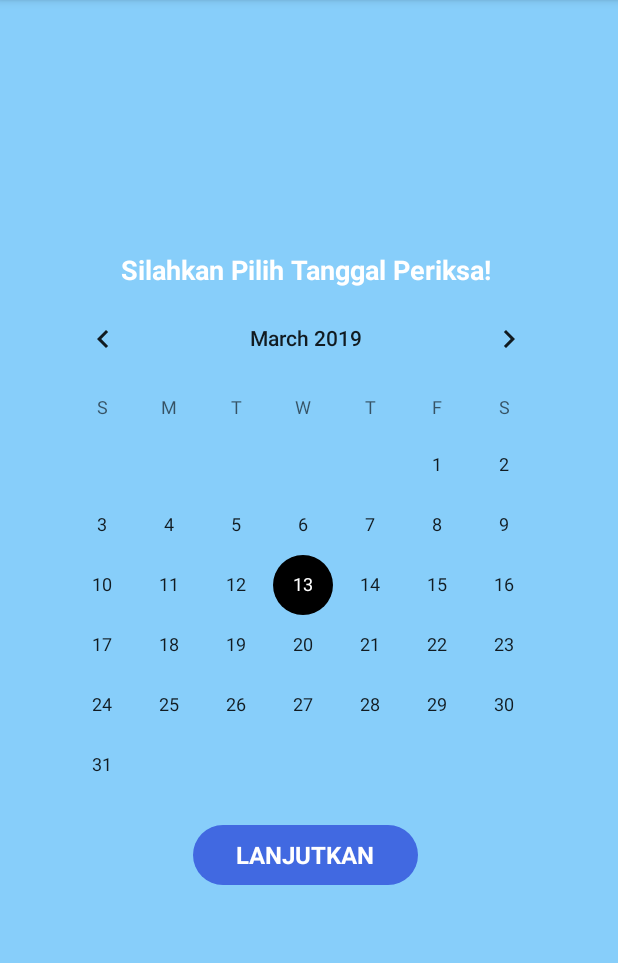
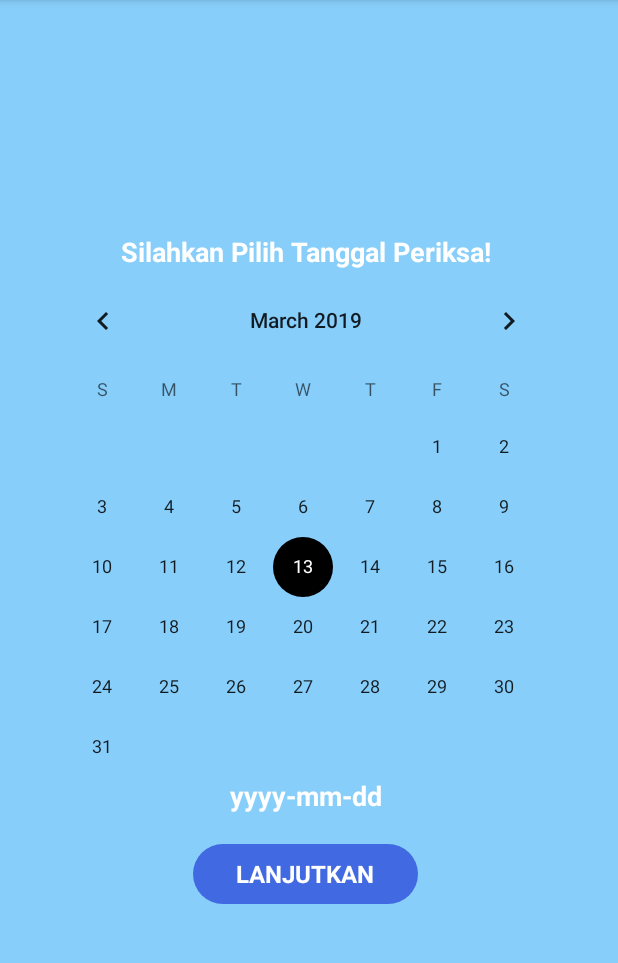
Before and after one commit to Ayude17/AntrianPasienOnline, an Android app: the PilihTanggalActivity screen opened directly, with no data from a screen before it, on a phone screen of 412 x 824 dp, the part 84-1047 px from its top. Run offline under Robolectric (Android 15) with nearby library versions, the phone set to English and light mode, and no system bars.

Commit message:
com13Mar19

```diff
--- a/app/src/main/res/layout/activity_pilih_tanggal.xml
+++ b/app/src/main/res/layout/activity_pilih_tanggal.xml
@@ -40,6 +40,16 @@
                 android:layout_height="wrap_content"
                 />
 
+            <TextView
+                android:layout_width="wrap_content"
+                android:layout_height="wrap_content"
+                android:hint="yyyy-mm-dd"
+                android:textColorHint="#fff"
+                android:textSize="18dp"
+                android:textStyle="bold"
+                android:textColor="#fff"
+                tools:ignore="SpUsage" />
+
             <Button
                 android:id="@+id/btn_lanjut1"
                 android:layout_gravity="center"
@@ -55,5 +65,8 @@
                 android:textSize="16sp"
                 android:textStyle="bold" />
         </LinearLayout>
+
+
+
     </ScrollView>
 </RelativeLayout>
```
Lines whose indentation alone changed are shown as unchanged.
